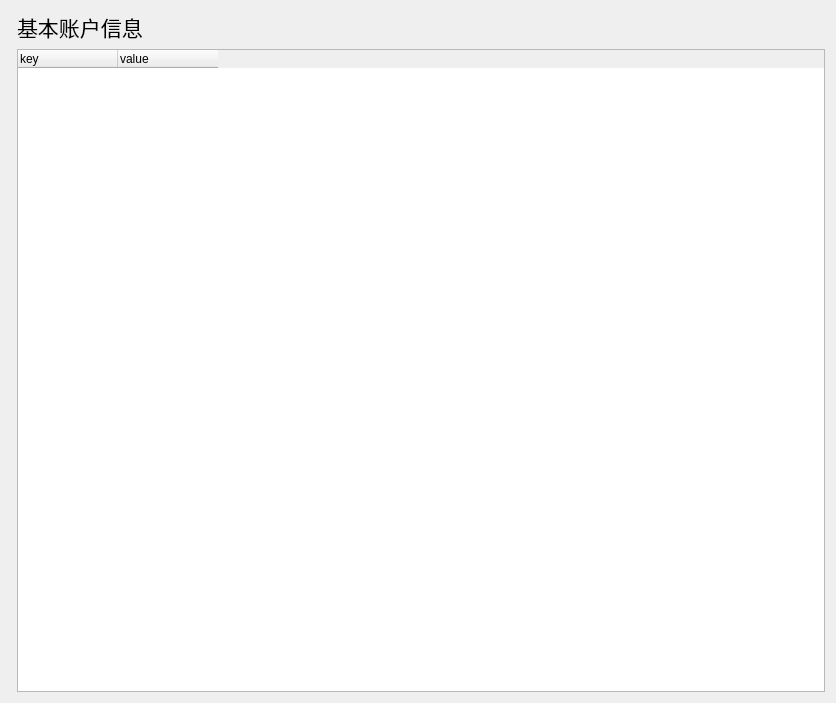
This is app/ui/account.ui in ctpbee/ctpbee_desktop as Qt 5 draws it before an edit. The edited form follows.
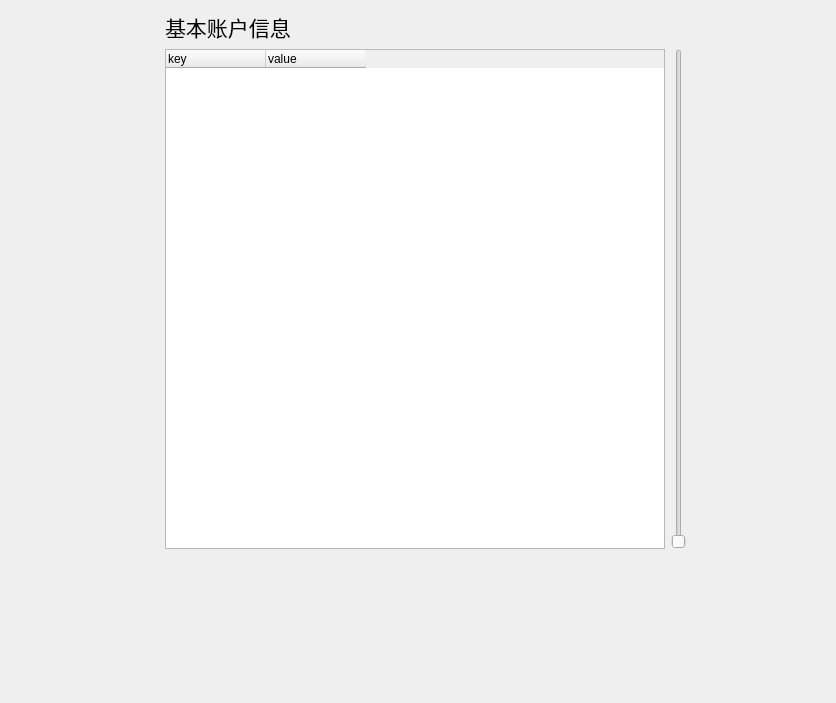
This is the edited form.

```diff
--- a/app/ui/account.ui
+++ b/app/ui/account.ui
@@ -19,7 +19,20 @@
   <property name="windowTitle">
    <string>Form</string>
   </property>
-  <layout class="QFormLayout" name="formLayout">
+  <layout class="QGridLayout" name="gridLayout">
+   <item row="0" column="2">
+    <spacer name="horizontalSpacer_4">
+     <property name="orientation">
+      <enum>Qt::Horizontal</enum>
+     </property>
+     <property name="sizeHint" stdset="0">
+      <size>
+       <width>40</width>
+       <height>20</height>
+      </size>
+     </property>
+    </spacer>
+   </item>
    <item row="1" column="1">
     <widget class="QTableWidget" name="tableWidget">
      <property name="minimumSize">
@@ -52,6 +65,39 @@
      </column>
     </widget>
    </item>
+   <item row="1" column="0">
+    <spacer name="horizontalSpacer_2">
+     <property name="orientation">
+      <enum>Qt::Horizontal</enum>
+     </property>
+     <property name="sizeHint" stdset="0">
+      <size>
+       <width>40</width>
+       <height>20</height>
+      </size>
+     </property>
+    </spacer>
+   </item>
+   <item row="2" column="1">
+    <spacer name="verticalSpacer">
+     <property name="orientation">
+      <enum>Qt::Vertical</enum>
+     </property>
+     <property name="sizeHint" stdset="0">
+      <size>
+       <width>20</width>
+       <height>40</height>
+      </size>
+     </property>
+    </spacer>
+   </item>
+   <item row="1" column="2">
+    <widget class="QSlider" name="verticalSlider">
+     <property name="orientation">
+      <enum>Qt::Vertical</enum>
+     </property>
+    </widget>
+   </item>
    <item row="0" column="1">
     <widget class="QLabel" name="label">
      <property name="font">
```
